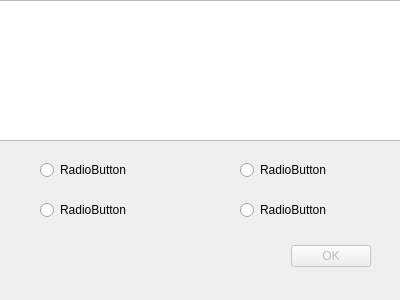
colmlg/ZorkProject, file battledialog.ui: the form before one commit.
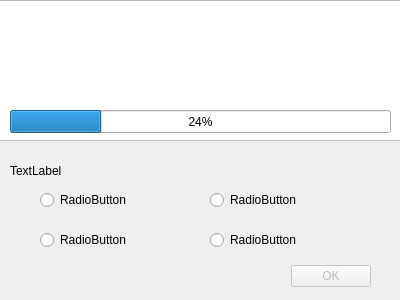
The form after the commit.

Patch:
```diff
--- a/battledialog.ui
+++ b/battledialog.ui
@@ -20,7 +20,7 @@
    <property name="geometry">
     <rect>
      <x>30</x>
-     <y>240</y>
+     <y>260</y>
      <width>341</width>
      <height>32</height>
     </rect>
@@ -46,7 +46,7 @@
    <property name="geometry">
     <rect>
      <x>40</x>
-     <y>160</y>
+     <y>190</y>
      <width>91</width>
      <height>20</height>
     </rect>
@@ -58,8 +58,8 @@
   <widget class="QRadioButton" name="optionTwo">
    <property name="geometry">
     <rect>
-     <x>240</x>
-     <y>160</y>
+     <x>210</x>
+     <y>190</y>
      <width>91</width>
      <height>20</height>
     </rect>
@@ -72,7 +72,7 @@
    <property name="geometry">
     <rect>
      <x>40</x>
-     <y>200</y>
+     <y>230</y>
      <width>91</width>
      <height>20</height>
     </rect>
@@ -84,8 +84,8 @@
   <widget class="QRadioButton" name="optionFour">
    <property name="geometry">
     <rect>
-     <x>240</x>
-     <y>200</y>
+     <x>210</x>
+     <y>230</y>
      <width>91</width>
      <height>20</height>
     </rect>
@@ -94,6 +94,32 @@
     <string>RadioButton</string>
    </property>
   </widget>
+  <widget class="QLabel" name="label">
+   <property name="geometry">
+    <rect>
+     <x>10</x>
+     <y>150</y>
+     <width>381</width>
+     <height>41</height>
+    </rect>
+   </property>
+   <property name="text">
+    <string>TextLabel</string>
+   </property>
+  </widget>
+  <widget class="QProgressBar" name="progressBar">
+   <property name="geometry">
+    <rect>
+     <x>10</x>
+     <y>110</y>
+     <width>381</width>
+     <height>23</height>
+    </rect>
+   </property>
+   <property name="value">
+    <number>24</number>
+   </property>
+  </widget>
  </widget>
  <resources/>
  <connections>
```
